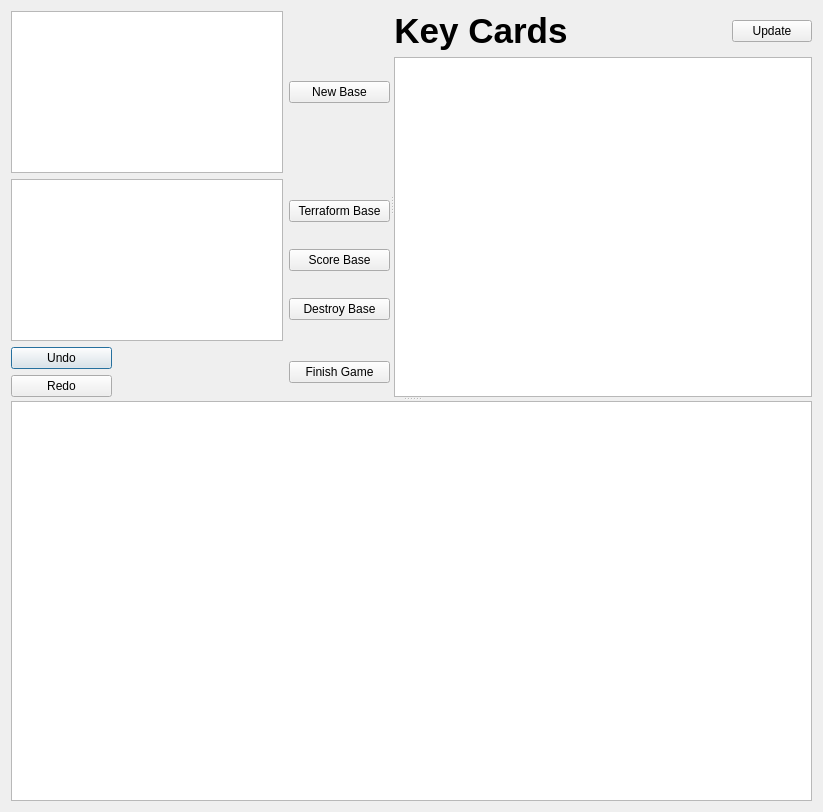
Before: the Qt Designer form mainGame.ui in fabikw/Smash-UP, drawn with Qt 5.
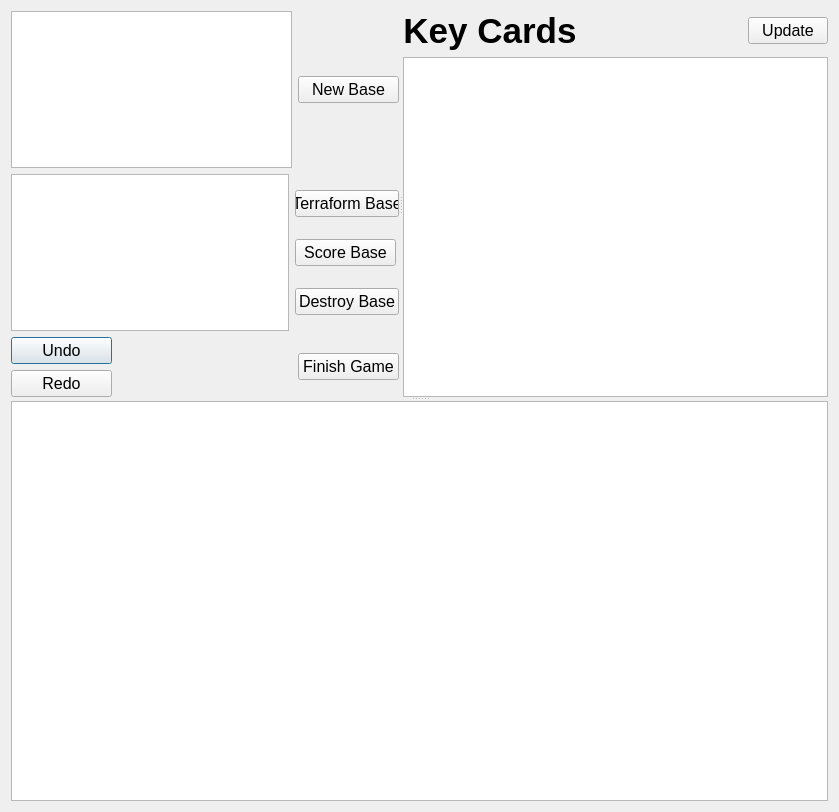
After: the same form once the commit is applied.

```diff
--- a/mainGame.ui
+++ b/mainGame.ui
@@ -6,7 +6,7 @@
    <rect>
     <x>0</x>
     <y>0</y>
-    <width>823</width>
+    <width>839</width>
     <height>812</height>
    </rect>
   </property>
@@ -53,6 +53,11 @@
               <height>0</height>
              </size>
             </property>
+            <property name="font">
+             <font>
+              <pointsize>12</pointsize>
+             </font>
+            </property>
             <property name="focusPolicy">
              <enum>Qt::StrongFocus</enum>
             </property>
@@ -130,6 +135,11 @@
                 <height>0</height>
                </size>
               </property>
+              <property name="font">
+               <font>
+                <pointsize>12</pointsize>
+               </font>
+              </property>
               <property name="text">
                <string>Terraform Base</string>
               </property>
@@ -152,6 +162,11 @@
                 <height>0</height>
                </size>
               </property>
+              <property name="font">
+               <font>
+                <pointsize>12</pointsize>
+               </font>
+              </property>
               <property name="text">
                <string>Score Base</string>
               </property>
@@ -174,6 +189,11 @@
                 <height>0</height>
                </size>
               </property>
+              <property name="font">
+               <font>
+                <pointsize>12</pointsize>
+               </font>
+              </property>
               <property name="text">
                <string>Destroy Base</string>
               </property>
@@ -204,6 +224,11 @@
                 <height>0</height>
                </size>
               </property>
+              <property name="font">
+               <font>
+                <pointsize>12</pointsize>
+               </font>
+              </property>
               <property name="text">
                <string>Undo</string>
               </property>
@@ -223,6 +248,11 @@
                 <height>0</height>
                </size>
               </property>
+              <property name="font">
+               <font>
+                <pointsize>12</pointsize>
+               </font>
+              </property>
               <property name="text">
                <string>Redo</string>
               </property>
@@ -257,6 +287,11 @@
               <height>0</height>
              </size>
             </property>
+            <property name="font">
+             <font>
+              <pointsize>12</pointsize>
+             </font>
+            </property>
             <property name="text">
              <string>Finish Game</string>
             </property>
@@ -308,6 +343,11 @@
           </item>
           <item>
            <widget class="QPushButton" name="updateCards">
+            <property name="font">
+             <font>
+              <pointsize>12</pointsize>
+             </font>
+            </property>
             <property name="text">
              <string>Update</string>
             </property>
```
